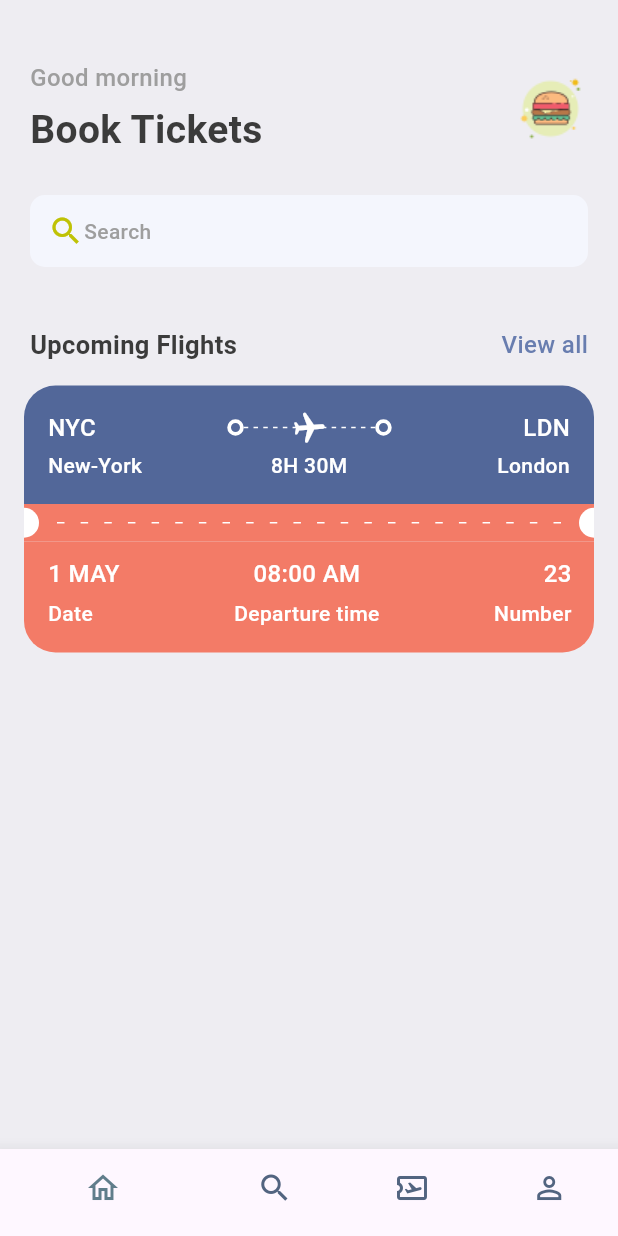
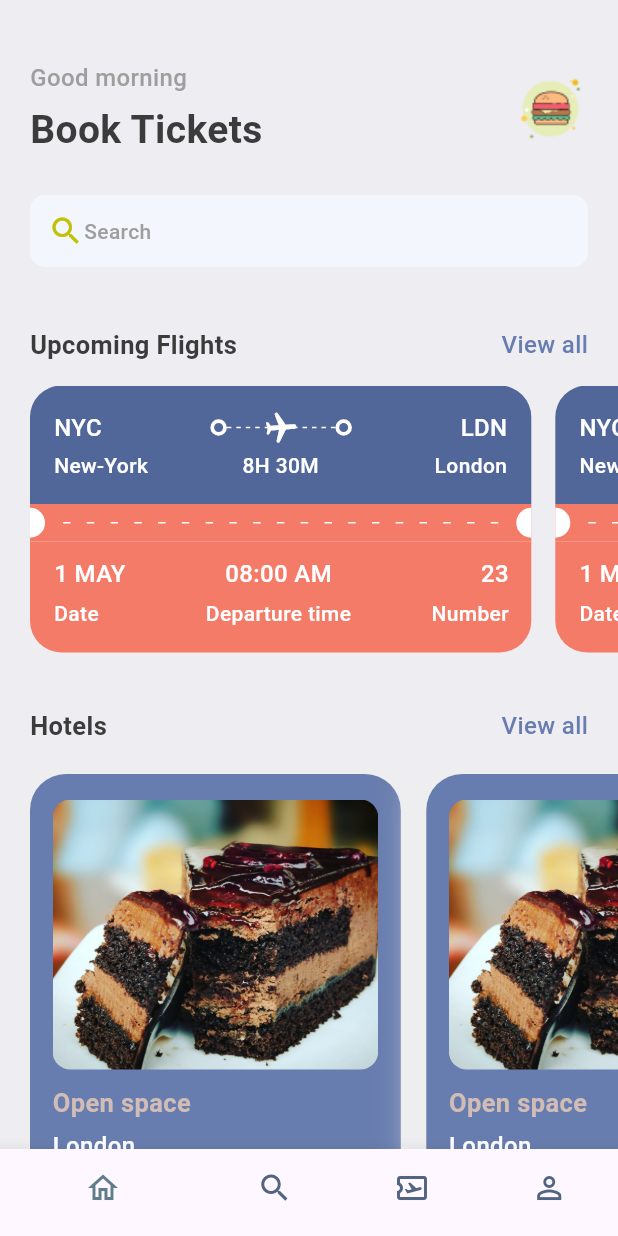
Before and after one commit to njiti/bookticket, a Flutter app: the screen it shows after launch, on a phone screen of 412 x 824 dp. Run offline on Flutter 3.47's test engine with Material 3 defaults, Android fonts, the phone set to English and light mode, and no system bars; our stand-ins replace gap.

Commit message:
created hotel widgets

```diff
--- a/lib/screens/home_screen.dart
+++ b/lib/screens/home_screen.dart
@@ -1,3 +1,4 @@
+import 'package:bookticket/screens/hotel_screen.dart';
 import 'package:bookticket/utils/app_styles.dart';
 import 'package:bookticket/widgets/ticket_view.dart';
 import 'package:flutter/material.dart';
@@ -76,7 +77,49 @@ class HomeScreen extends StatelessWidget {
             ),
           ),
           const Gap(15),
-          TicketView(),
+          const SingleChildScrollView(
+            scrollDirection: Axis.horizontal,
+            padding: EdgeInsets.only(left: 20),
+            child: Row(
+              children: [
+                TicketView(),
+                TicketView(),
+                TicketView(),
+                TicketView(),
+              ],
+            ),
+          ),
+          const Gap(15),
+          Container(
+            padding: const EdgeInsets.symmetric(horizontal: 20),
+            child: Row(
+              mainAxisAlignment: MainAxisAlignment.spaceBetween,
+              children: [
+                Text("Hotels", style: Styles.headLineStyle2),
+                InkWell(
+                    onTap: (){
+                    },
+                    child: Text(
+                      "View all",
+                      style: Styles.textStyle.copyWith(
+                          color: Styles.primaryColor),
+                    )),
+              ],
+            ),
+          ),
+          const Gap(15),
+          SingleChildScrollView(
+              scrollDirection: Axis.horizontal,
+              padding: EdgeInsets.only(left: 20),
+              child: Row(
+                children: [
+                  HotelScreen(),
+                  HotelScreen(),
+                  HotelScreen(),
+                  HotelScreen(),
+                ],
+              )
+          ),
         ],
       ),
     );
--- /dev/null
+++ b/lib/screens/hotel_screen.dart
@@ -0,0 +1,65 @@
+import 'package:bookticket/utils/app_layout.dart';
+import 'package:flutter/cupertino.dart';
+import 'package:flutter/material.dart';
+import 'package:gap/gap.dart';
+
+import '../utils/app_styles.dart';
+
+class HotelScreen extends StatelessWidget {
+  const HotelScreen({Key? key}) : super(key: key);
+
+  @override
+  Widget build(BuildContext context) {
+    final size = AppLayout.getSize(context);
+    return Container(
+      width: size.width*0.6,
+      height: 350,
+      padding: const EdgeInsets.symmetric(horizontal: 15, vertical: 17),
+      margin: const EdgeInsets.only(right: 17, top: 5),
+      decoration: BoxDecoration(
+        color: Styles.primaryColor,
+        borderRadius: BorderRadius.circular(24),
+        boxShadow: [
+          BoxShadow(
+            color: Colors.grey.shade200,
+            blurRadius: 20,
+            spreadRadius: 5,
+          )
+        ]
+      ),
+      child: Column(
+        crossAxisAlignment: CrossAxisAlignment.start,
+        children: [
+          Container(
+            height: 180,
+            decoration: BoxDecoration(
+              borderRadius: BorderRadius.circular(12),
+              color: Styles.primaryColor,
+              image: const DecorationImage (
+                fit: BoxFit.cover,
+                image: AssetImage(
+                  "assets/images/image.jpg"
+                )
+              )
+            ),
+          ),
+          const Gap(10),
+          Text(
+            "Open space",
+            style: Styles.headLineStyle2.copyWith(color: Styles.kakiColor),
+          ),
+          const Gap(5),
+          Text(
+            "London",
+            style: Styles.headLineStyle3.copyWith(color: Colors.white),
+          ),
+          const Gap(8),
+          Text(
+            "\$40/night",
+            style: Styles.headLineStyle3.copyWith(color: Colors.white),
+          ),
+        ],
+      ),
+    );
+  }
+}
--- a/lib/utils/app_styles.dart
+++ b/lib/utils/app_styles.dart
@@ -8,6 +8,7 @@ class Styles{
   static Color textColor = const Color(0xFF3b3b3b);
   static Color bgColor = const Color(0xFFeeedf2);
   static Color orangeColor = const Color(0xFFF37B67);
+  static Color kakiColor = const Color(0xFFd2bdb6);
   static TextStyle textStyle = TextStyle(fontSize: 16, color: textColor, fontWeight: FontWeight.w500);
   static TextStyle headLineStyle1 = TextStyle(fontSize: 26, color: textColor, fontWeight: FontWeight.bold);
   static TextStyle headLineStyle2 = TextStyle(fontSize: 17, color: textColor, fontWeight: FontWeight.bold);
--- a/lib/widgets/ticket_view.dart
+++ b/lib/widgets/ticket_view.dart
@@ -13,11 +13,12 @@ class TicketView extends StatelessWidget {
   Widget build(BuildContext context) {
     final size = AppLayout.getSize(context);
     return SizedBox(
-      width: size.width,
+      width: size.width*0.85,
       height: 200,
       child: Container(
-        margin: const EdgeInsets.only(left: 16, right: 16),
+        margin: const EdgeInsets.only(right: 16),
         child: Column(
+          mainAxisSize: MainAxisSize.min,
           children: [
             /*
               showing the blue part of the card/ticket
```
